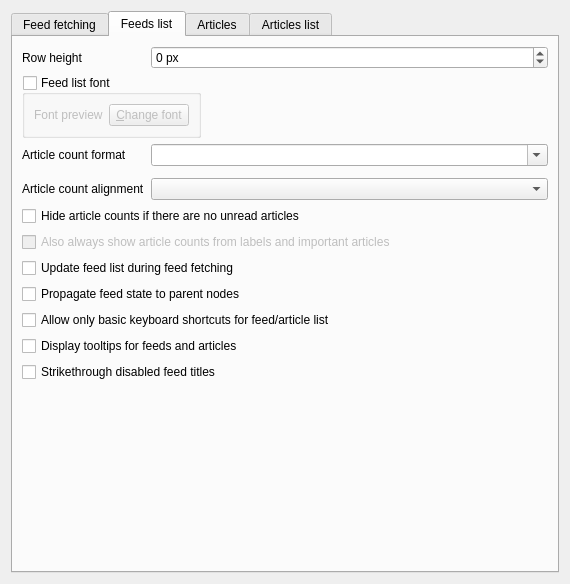
martinrotter/rssguard, file src/librssguard/gui/settings/settingsfeedsmessages.ui: the form before one commit.
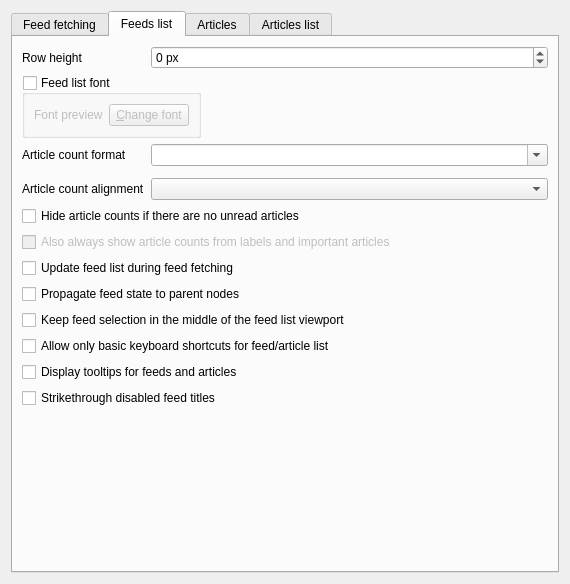
The form after the commit. The open tabs and pages were chosen to show the change. Custom widgets are drawn as their Qt base class.

Patch:
```diff
--- a/src/librssguard/gui/settings/settingsfeedsmessages.ui
+++ b/src/librssguard/gui/settings/settingsfeedsmessages.ui
@@ -269,21 +269,21 @@
          </property>
         </widget>
        </item>
-       <item row="10" column="0" colspan="2">
+       <item row="11" column="0" colspan="2">
         <widget class="QCheckBox" name="m_cbListsRestrictedShortcuts">
          <property name="text">
           <string>Allow only basic keyboard shortcuts for feed/article list</string>
          </property>
         </widget>
        </item>
-       <item row="11" column="0" colspan="2">
+       <item row="12" column="0" colspan="2">
         <widget class="QCheckBox" name="m_checkShowTooltips">
          <property name="text">
           <string>Display tooltips for feeds and articles</string>
          </property>
         </widget>
        </item>
-       <item row="13" column="0" colspan="2">
+       <item row="14" column="0" colspan="2">
         <widget class="QCheckBox" name="m_cbStrikethroughDisabledFeeds">
          <property name="text">
           <string>Strikethrough disabled feed titles</string>
@@ -310,6 +310,13 @@
          </property>
         </widget>
        </item>
+       <item row="10" column="0" colspan="2">
+        <widget class="QCheckBox" name="m_checkKeepFeedsInTheMiddle">
+         <property name="text">
+          <string>Keep feed selection in the middle of the feed list viewport</string>
+         </property>
+        </widget>
+       </item>
       </layout>
      </widget>
      <widget class="QWidget" name="m_tabMessages">
```
Left out of the diff: 1 changed line with no effect on the pictures.
